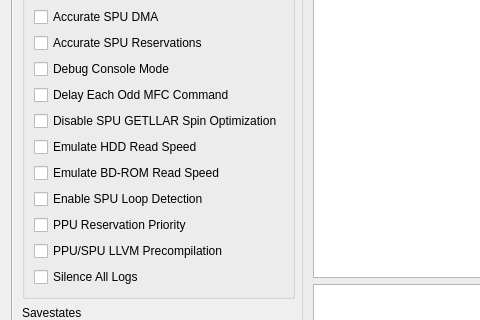
Qt form rpcs3/rpcs3qt/settings_dialog.ui (RPCS3/rpcs3) before a commit; both pictures show x 0 to 480 and y 94 to 414 of the 856 by 688 pixel window.
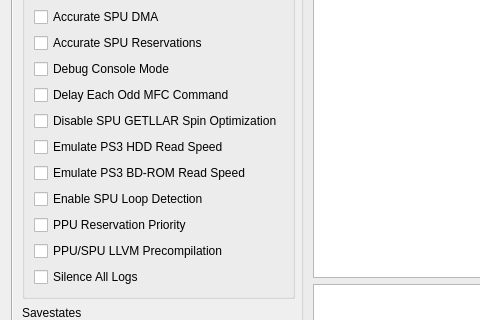
The same form after that commit. The open tabs and pages were chosen to show the change. Icons and pictures are not drawn. Custom widgets are drawn as their Qt base class.

Commit message:
config: Emulate HDD Read Speed by default
Several random race conditions are fixed with this, and it doesn't come with a noticeable downside since the max read speed is still fast

What changed in the file:
```diff
--- a/rpcs3/rpcs3qt/settings_dialog.ui
+++ b/rpcs3/rpcs3qt/settings_dialog.ui
@@ -2533,14 +2533,14 @@
                   <item>
                    <widget class="QCheckBox" name="emulateHddSpeed">
                     <property name="text">
-                     <string>Emulate HDD Read Speed</string>
+                     <string>Emulate PS3 HDD Read Speed</string>
                     </property>
                    </widget>
                   </item>
                   <item>
                    <widget class="QCheckBox" name="emulateBdvdSpeed">
                     <property name="text">
-                     <string>Emulate BD-ROM Read Speed</string>
+                     <string>Emulate PS3 BD-ROM Read Speed</string>
                     </property>
                    </widget>
                   </item>
```
The commit also changes 1 other file.
